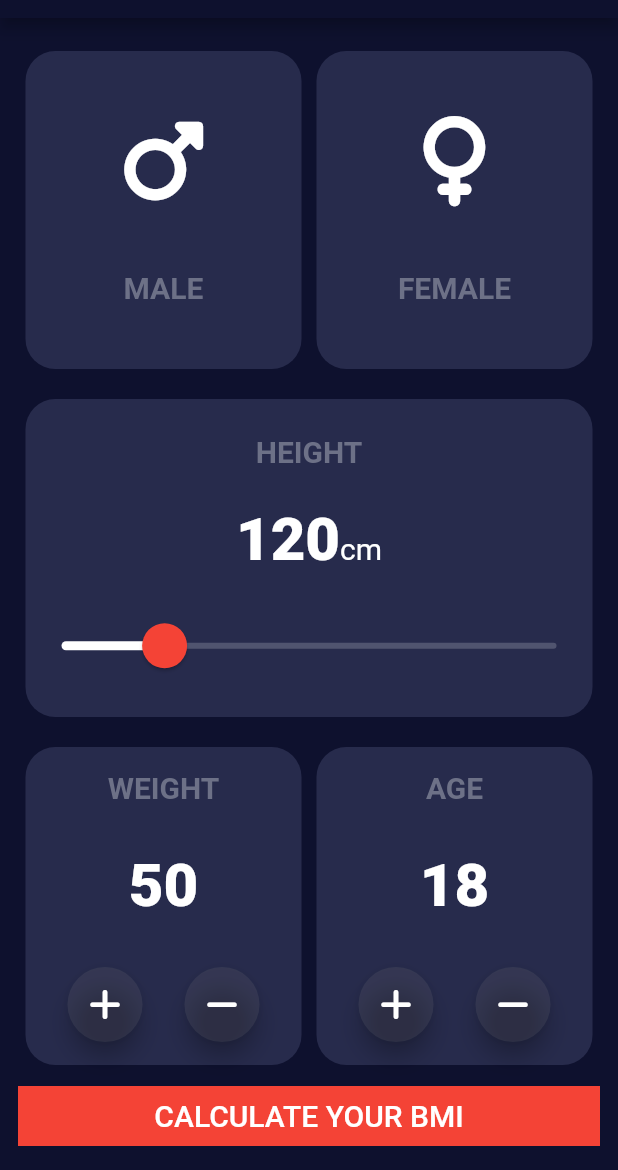
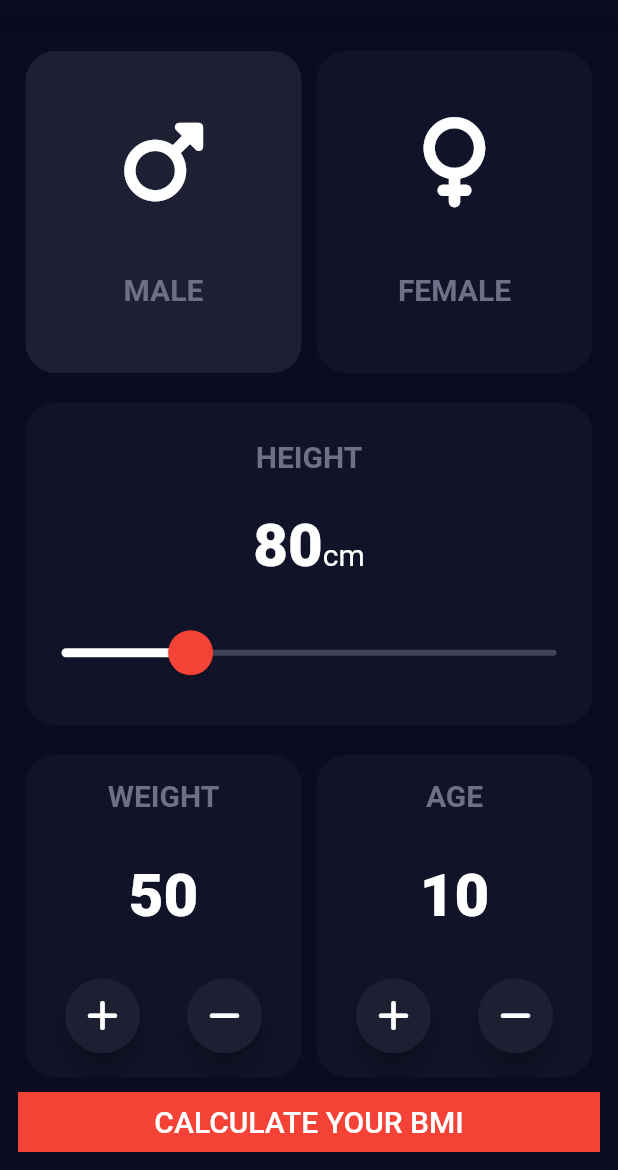
Before and after one commit to henry-dura/BMI-Calculator, a Flutter app: the screen it shows after launch, on a phone screen of 412 x 824 dp, the part 66-1236 px from its top. Run offline on Flutter 3.47's test engine with Material 2 defaults, Android fonts, the light colour scheme and no system bars; our stand-ins replace font_awesome_flutter.

Commit message:
made homepage interactive

```diff
--- a/lib/main.dart
+++ b/lib/main.dart
@@ -15,20 +15,21 @@ class MyApp extends StatelessWidget {
     return MaterialApp(
       title: 'Flutter Demo',
       theme: ThemeData.dark().copyWith(
-        appBarTheme: const AppBarTheme(color: Color(0xFF0E112E)),
-        scaffoldBackgroundColor:  const Color(0xFF0E112E),
-        primaryColor: const Color(0xFF272B4C),
-          filledButtonTheme:FilledButtonThemeData(
+        appBarTheme: const AppBarTheme(color: Color(0xFF0A0D22)),
+        scaffoldBackgroundColor:  const Color(0xFF0A0D22),
+        primaryColor: const Color(0xFF111428),
+          filledButtonTheme:const FilledButtonThemeData(
             style: ButtonStyle(
               backgroundColor: MaterialStatePropertyAll<Color>(Colors.red),
               shape: MaterialStatePropertyAll(
                 RoundedRectangleBorder(borderRadius: BorderRadius.zero),
               ),
+                tapTargetSize: MaterialTapTargetSize.shrinkWrap,
             ),
           ),
       ),
 
-      home: const SafeArea(
+      home:  SafeArea(
           child: Scaffold(
             appBar: ReusableAppBar(),
             body: Padding(
--- a/lib/pages/home_page.dart
+++ b/lib/pages/home_page.dart
@@ -4,33 +4,70 @@ import '../utilities/reusable_container.dart';
 import 'package:font_awesome_flutter/font_awesome_flutter.dart';
 import '../utilities/constants.dart';
 import '../utilities/container_contents.dart';
+import 'dart:math';
+
+
+enum Gender{male,female}
 
 class HomePage extends StatefulWidget {
-  const HomePage({Key? key}) : super(key: key);
+  HomePage({Key? key}) : super(key: key);
+
   @override
   State<HomePage> createState() => _HomePageState();
 }
 
 class _HomePageState extends State<HomePage> {
-  int height = 120;
+  int height = 80;
   int weight = 50;
-  int age = 18;
+  int age = 10;
+
+  Color genderMaleContainerColor = kGenderActiveContainerColor;
+  Color genderFemaleContainerColor = kContainerColor;
+  // Color genderContainerContentColor = kGenderContentInactive;
+
+  void genderActive(Gender gender) {
+      setState(() {
+        gender == Gender.male?genderMaleContainerColor = kGenderActiveContainerColor:genderMaleContainerColor = kContainerColor;
+        gender == Gender.female?genderFemaleContainerColor = kGenderActiveContainerColor:genderFemaleContainerColor = kContainerColor;
+      });
+  }
+
+
+  double calculateBMI(){
+    double heightInMeters = height/100;
+    return (weight/pow(heightInMeters, 2));
+  }
 
   @override
   Widget build(BuildContext context) {
     return Column(
       crossAxisAlignment: CrossAxisAlignment.stretch,
       children: [
-        const Expanded(
+        Expanded(
           child: Row(
             crossAxisAlignment: CrossAxisAlignment.stretch,
             children: [
               ReusableContainer(
-                  content: FirstContainerContent(
-                      iconName: FontAwesomeIcons.mars, gender: 'MALE')),
+                bg: genderMaleContainerColor,
+                content: const FirstContainerContent(
+                  iconName: FontAwesomeIcons.mars,
+                  gender: 'MALE',
+                ),
+                onpress: () {
+                  genderActive(Gender.male);
+                },
+              ),
               ReusableContainer(
-                  content: FirstContainerContent(
-                      iconName: FontAwesomeIcons.venus, gender: 'FEMALE'))
+                bg: genderFemaleContainerColor,
+                content: const FirstContainerContent(
+                  iconName: FontAwesomeIcons.venus,
+                  gender: 'FEMALE',
+                  // iconColor: genderContainerContentColor,
+                ),
+                onpress: () {
+                  genderActive(Gender.female);
+                },
+              )
             ],
           ),
         ),
@@ -64,7 +101,7 @@ class _HomePageState extends State<HomePage> {
                     overlayColor: Colors.red.withOpacity(0.22)),
                 child: Slider.adaptive(
                   value: height.toDouble(),
-                  max: 500,
+                  max: 250,
                   min: 20,
                   // divisions: 10,
                   onChanged: (double val) => setState(() {
@@ -93,8 +130,10 @@ class _HomePageState extends State<HomePage> {
             onPressed: () {
               Navigator.push(
                 context,
-                MaterialPageRoute(builder: (context) => const SecondPage()),
+                MaterialPageRoute(builder: (context) =>  SecondPage(resultBMI: calculateBMI(),)),
               );
+
+
             },
             child: const Text(
               'CALCULATE YOUR BMI',
--- a/lib/pages/second_page.dart
+++ b/lib/pages/second_page.dart
@@ -3,7 +3,8 @@ import 'package:flutter/material.dart';
 import 'package:body_mass_calculator/utilities/reusable_appbar.dart';
 
 class SecondPage extends StatefulWidget {
-  const SecondPage({Key? key}) : super(key: key);
+  const SecondPage({Key? key, required this.resultBMI}) : super(key: key);
+  final double resultBMI;
 
   @override
   State<SecondPage> createState() => _SecondPageState();
@@ -28,17 +29,14 @@ class _SecondPageState extends State<SecondPage> {
             ),
             Expanded(
                 child: Container(
-                  margin: EdgeInsets.symmetric(vertical: 15),
+                  margin: const EdgeInsets.symmetric(vertical: 15),
               color: Theme.of(context).primaryColor,
                   // width: double.infinity,
-              child: const Text('content'),
+              child:  Text(widget.resultBMI.toStringAsFixed(2)),
             )),
             FilledButton(
                 onPressed: () {
-                  Navigator.push(
-                    context,
-                    MaterialPageRoute(builder: (context) => const SecondPage()),
-                  );
+                  Navigator.pop(context);
                 },
                 child: const Text(
                   'RE-CALCULATE YOUR BMI',
--- a/lib/utilities/constants.dart
+++ b/lib/utilities/constants.dart
@@ -15,3 +15,11 @@ const kBigTextStyle = TextStyle(
   fontSize: 40,
   fontWeight: FontWeight.w900,
 );
+
+
+const kGenderContentInactive = Color(0xFF8D8E98);
+const kGenderContentActive = Colors.white;
+
+const kGenderActiveContainerColor = Color(0xFF1D1F33);
+
+const kContainerColor =  Color(0xFF111428);
--- a/lib/utilities/container_contents.dart
+++ b/lib/utilities/container_contents.dart
@@ -2,13 +2,14 @@ import 'package:flutter/material.dart';
 import 'customized_button.dart';
 import 'constants.dart';
 import 'package:font_awesome_flutter/font_awesome_flutter.dart';
+import 'package:body_mass_calculator/pages/home_page.dart';
 
 class FirstContainerContent extends StatelessWidget {
   const FirstContainerContent(
-      {super.key, required this.iconName, required this.gender});
+      {super.key, required this.iconName, required this.gender, this.iconColor = kGenderContentInactive});
   final IconData iconName;
   final String gender;
-
+  final Color iconColor;
   @override
   Widget build(BuildContext context) {
     return Column(
@@ -18,6 +19,7 @@ class FirstContainerContent extends StatelessWidget {
         FaIcon(
           iconName,
           size: 60,
+
         ),
         Text(gender, style: kSmallTextStyle)
       ],
@@ -26,15 +28,20 @@ class FirstContainerContent extends StatelessWidget {
 }
 
 
-class SecondContainerContent extends StatelessWidget {
-  const SecondContainerContent({
-    super.key,
-    required this.value,
-    required this.heading,
-  });
 
-  final int value;
+
+class SecondContainerContent extends StatefulWidget {
+  SecondContainerContent({Key? key,required this.value,required this.heading}) : super(key: key);
+
+  int value;
   final String heading;
+
+
+
+  @override
+  State<SecondContainerContent> createState() => _SecondContainerContentState();
+}
+class _SecondContainerContentState extends State<SecondContainerContent> {
 
   @override
   Widget build(BuildContext context) {
@@ -42,21 +49,25 @@ class SecondContainerContent extends StatelessWidget {
       mainAxisAlignment: MainAxisAlignment.spaceAround,
       children: [
         Text(
-          heading,
+          widget.heading,
           style: kSmallTextStyle,
         ),
         Text(
-          value.toString(),
+        widget.value.toString(),
           style: kBigTextStyle,
         ),
-        const Row(
+        Row(
           mainAxisAlignment: MainAxisAlignment.spaceEvenly,
           children: [
-            CustomButton(icon: FontAwesomeIcons.plus,),
-            CustomButton(icon: FontAwesomeIcons.minus,)
+            CustomButton(icon: FontAwesomeIcons.plus,onPress:(){setState(() {
+              widget.value++;
+            });},),
+            CustomButton(icon: FontAwesomeIcons.minus,onPress: (){setState(() {
+              widget.value--;
+            });},)
           ],
         )
       ],
-    );
+    );;
   }
 }
--- a/lib/utilities/customized_button.dart
+++ b/lib/utilities/customized_button.dart
@@ -1,3 +1,4 @@
+import 'package:body_mass_calculator/utilities/constants.dart';
 import 'package:flutter/material.dart';
 import 'package:font_awesome_flutter/font_awesome_flutter.dart';
 
@@ -6,17 +7,19 @@ class CustomButton extends StatelessWidget {
   const CustomButton({
     super.key,
     required this.icon,
+    required this.onPress ,
   });
   final IconData icon;
+  final VoidCallback onPress;
 
   @override
   Widget build(BuildContext context) {
     return RawMaterialButton(
-      onPressed: () {},
+      onPressed: onPress,
       elevation: 6,
-      fillColor: Colors.grey.withOpacity(0.12),
+      fillColor: kGenderActiveContainerColor,
       constraints: const BoxConstraints.tightFor(
-        width: 50.0,
+        width: 60.0,
         height: 50.0,
       ),
       shape: CircleBorder(),
--- a/lib/utilities/reusable_container.dart
+++ b/lib/utilities/reusable_container.dart
@@ -1,23 +1,31 @@
+import 'package:body_mass_calculator/utilities/constants.dart';
 import 'package:flutter/material.dart';
 
 class ReusableContainer extends StatelessWidget {
   const ReusableContainer({
     super.key,
     required this.content,
+    this.bg = kContainerColor,
+    this.onpress ,
   });
   final Widget content;
+  final Color bg;
+  final onpress;
 
   @override
   Widget build(BuildContext context) {
     return Expanded(
+      child: GestureDetector(
+        onTap: onpress,
         child: Container(
           child: content,
           // padding: EdgeInsets.symmetric(vertical:2),
           margin: const EdgeInsets.symmetric(vertical: 10,horizontal: 5),
           decoration: BoxDecoration(
-          color: Theme.of(context).primaryColor,
+            color: bg,
             borderRadius: BorderRadius.circular(
                 20.0), // Specify the border radius here
+          ),
         ),
       ),
     );
```
Lines whose indentation alone changed are shown as unchanged.
